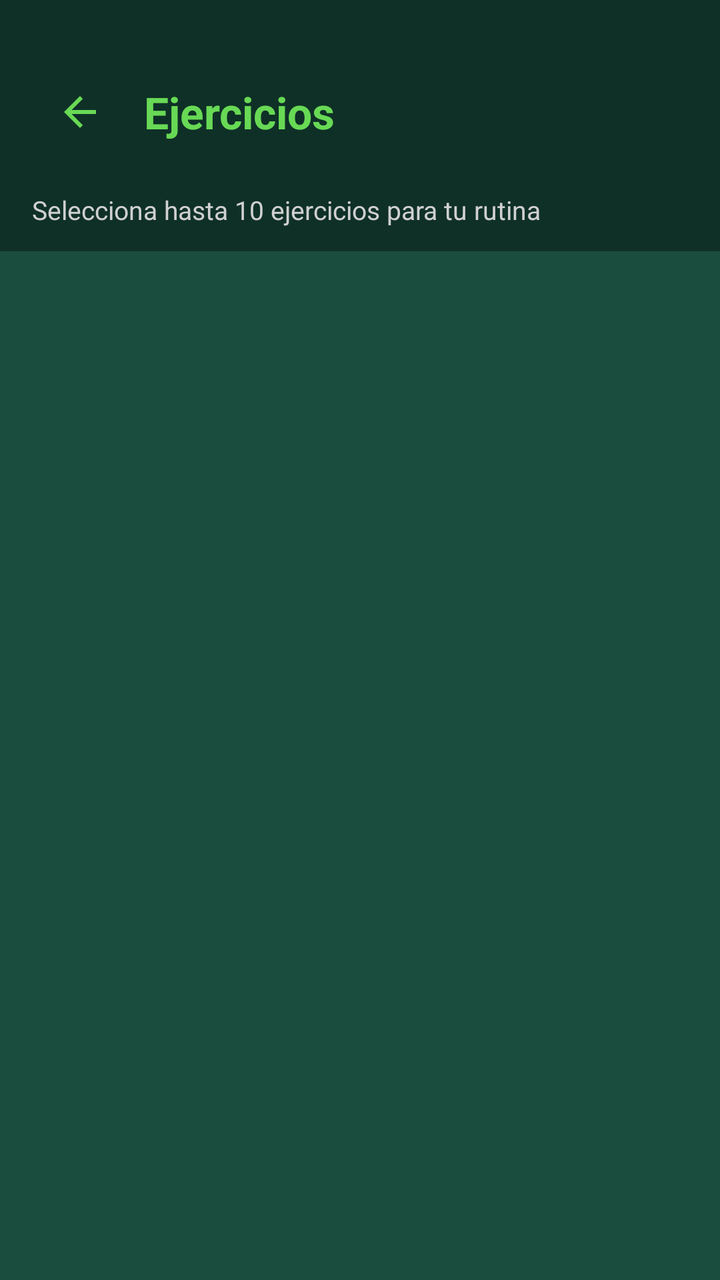
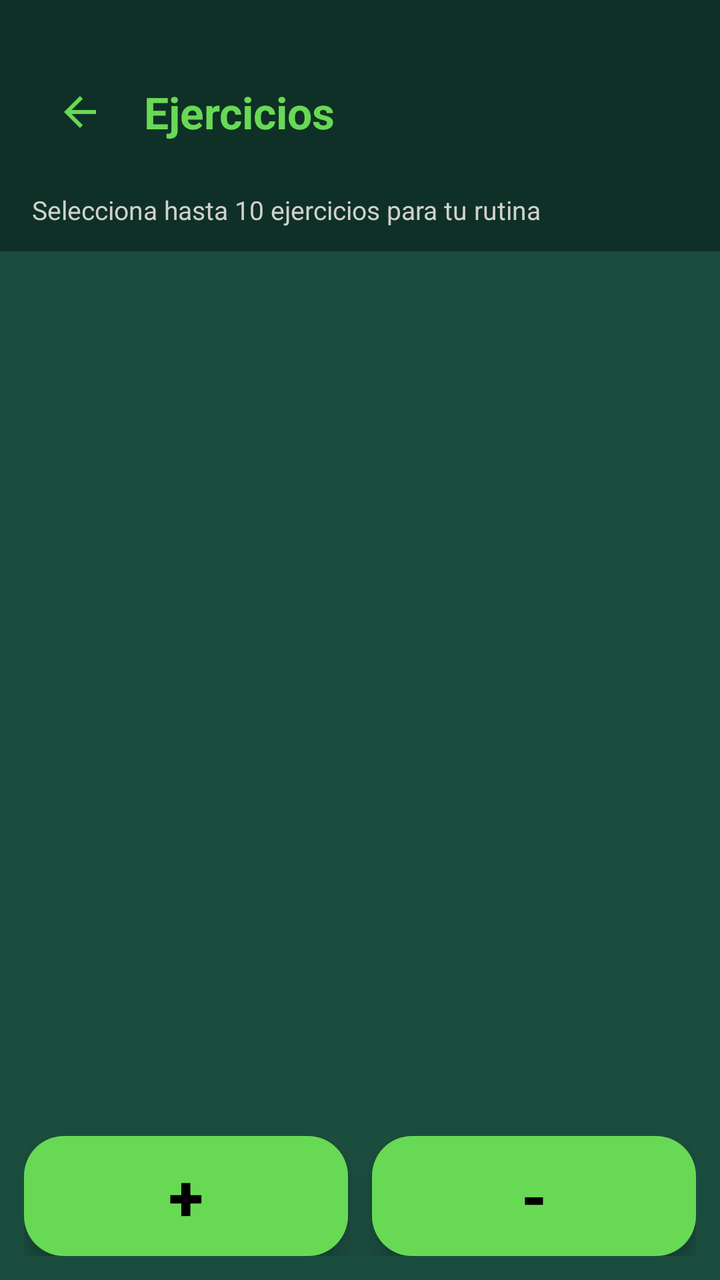

An Android layout rendered at two revisions. The XML below is the earlier revision; the diff shows what the commit changed to produce the second picture.
<!-- AndroidManifest.xml: activity theme Theme.GimnasioPro -->
<!-- res/layout/activity_lista_ejercicios.xml -->
<?xml version="1.0" encoding="utf-8"?>
<LinearLayout xmlns:android="http://schemas.android.com/apk/res/android"
    xmlns:app="http://schemas.android.com/apk/res-auto"
    xmlns:tools="http://schemas.android.com/tools"
    android:layout_width="match_parent"
    android:layout_height="match_parent"
    android:orientation="vertical"
    android:background="@color/dark_green_background"
    android:fitsSystemWindows="true"
    tools:context=".ListaEjerciciosActivity">

    
    <LinearLayout
        android:layout_width="match_parent"
        android:layout_height="wrap_content"
        android:orientation="vertical"
        android:background="@color/darker_green_header">

        <LinearLayout
            android:layout_width="match_parent"
            android:layout_height="wrap_content"
            android:orientation="horizontal"
            android:gravity="center_vertical"
            android:paddingStart="16dp"
            android:paddingEnd="16dp"
            android:paddingBottom="16dp"
            android:paddingTop="32dp">

            <ImageButton
                android:id="@+id/btnBack"
                android:layout_width="48dp"
                android:layout_height="48dp"
                android:background="?attr/selectableItemBackgroundBorderless"
                android:src="@drawable/ic_arrow_back"
                android:contentDescription="@string/desc_btn_back"
                android:scaleType="centerInside"
                android:clickable="true"
                android:focusable="true" />

            <TextView
                android:id="@+id/tvGrupoMuscular"
                android:layout_width="0dp"
                android:layout_height="wrap_content"
                android:layout_weight="1"
                android:layout_marginStart="8dp"
                android:text="@string/titulo_ejercicios"
                android:textSize="22sp"
                android:textStyle="bold"
                android:textColor="@color/electric_green_button" />
        </LinearLayout>

        
        <TextView
            android:id="@+id/tvInfoSeleccion"
            android:layout_width="match_parent"
            android:layout_height="wrap_content"
            android:paddingHorizontal="16dp"
            android:paddingBottom="12dp"
            android:text="@string/info_selecciona_ejercicios"
            android:textSize="13sp"
            android:textColor="@color/text_light_gray" />
    </LinearLayout>

    
    <FrameLayout
        android:layout_width="match_parent"
        android:layout_height="0dp"
        android:layout_weight="1">

        <androidx.recyclerview.widget.RecyclerView
            android:id="@+id/rvEjercicios"
            android:layout_width="match_parent"
            android:layout_height="match_parent"
            android:padding="8dp"
            android:clipToPadding="false" />

        <TextView
            android:id="@+id/tvNoEjercicios"
            android:layout_width="match_parent"
            android:layout_height="match_parent"
            android:gravity="center"
            android:text="@string/no_ejercicios"
            android:textSize="16sp"
            android:textColor="@color/text_light_gray"
            android:visibility="gone" />
    </FrameLayout>

    
    <LinearLayout
        android:id="@+id/layoutSeleccion"
        android:layout_width="match_parent"
        android:layout_height="wrap_content"
        android:orientation="horizontal"
        android:gravity="center_vertical"
        android:padding="12dp"
        android:background="@color/darker_green_header"
        android:visibility="gone">

        <TextView
            android:id="@+id/tvContadorSeleccion"
            android:layout_width="0dp"
            android:layout_height="wrap_content"
            android:layout_weight="1"
            android:text="@string/seleccion_contador_default"
            android:textSize="14sp"
            android:textColor="@color/electric_green_button" />

        <Button
            android:id="@+id/btnCancelarSeleccion"
            android:layout_width="wrap_content"
            android:layout_height="40dp"
            android:layout_marginEnd="8dp"
            android:text="@string/btn_cancelar"
            android:textSize="12sp"
            android:textColor="@color/text_on_button"
            android:backgroundTint="@color/gray_button" />

        <Button
            android:id="@+id/btnGuardarSeleccion"
            android:layout_width="wrap_content"
            android:layout_height="40dp"
            android:text="@string/btn_guardar"
            android:textSize="12sp"
            android:textColor="@color/text_on_button"
            android:backgroundTint="@color/electric_green_button" />
    </LinearLayout>


</LinearLayout>
<!-- resources referenced by this layout -->
<resources>
  <color name="dark_green_background">#FF1B4D3E</color>
  <color name="darker_green_header">#FF0F3027</color>
  <color name="electric_green_button">#68D955</color>
  <color name="gray_button">#FF606060</color>
  <color name="text_light_gray">#FFD0D0D0</color>
  <color name="text_on_button">#FF000000</color>
  <!-- drawable ic_arrow_back (drawable) -->
  <?xml version="1.0" encoding="utf-8"?>
  <vector xmlns:android="http://schemas.android.com/apk/res/android"
      android:width="24dp"
      android:height="24dp"
      android:viewportWidth="24"
      android:viewportHeight="24"
      android:tint="@color/electric_green_button">
      <path
          android:fillColor="@android:color/white"
          android:pathData="M20,11H7.83l5.59,-5.59L12,4l-8,8 8,8 1.41,-1.41L7.83,13H20v-2z"/>
  </vector>
  <string name="btn_cancelar">Cancelar</string>
  <string name="btn_guardar">Guardar</string>
  <string name="desc_btn_back">Volver atrás</string>
  <string name="info_selecciona_ejercicios">Selecciona hasta 10 ejercicios para tu rutina</string>
  <string name="no_ejercicios">No hay ejercicios disponibles</string>
  <string name="seleccion_contador_default">0 seleccionados</string>
  <string name="titulo_ejercicios">Ejercicios</string>
  <style name="Theme.GimnasioPro" parent="Theme.AppCompat.Light.NoActionBar">
          
          <item name="colorPrimary">@color/electric_green_button</item>
          <item name="colorPrimaryDark">@color/dark_green_background</item>
          <item name="colorAccent">@color/electric_green_button</item>
          <item name="android:windowBackground">@color/dark_green_background</item>
          <item name="android:statusBarColor">@color/dark_green_background</item>
          <item name="android:navigationBarColor">@color/dark_green_background</item>
          <item name="android:fitsSystemWindows">true</item>
      </style>
</resources>

<!-- the commit's change to res/layout/activity_lista_ejercicios.xml (unified diff, before → after) -->
@@ -87,6 +87,45 @@
 
     
     <LinearLayout
+        android:layout_width="match_parent"
+        android:layout_height="wrap_content"
+        android:orientation="horizontal"
+        android:padding="12dp"
+        android:background="@color/dark_green_background">
+
+        
+        <Button
+            android:id="@+id/btnAgregarEjercicio"
+            android:layout_width="0dp"
+            android:layout_height="60dp"
+            android:layout_weight="1"
+            android:layout_marginEnd="6dp"
+            android:text="+"
+            android:textSize="32sp"
+            android:textStyle="bold"
+            android:textColor="@color/text_on_button"
+            android:background="@drawable/btn_rounded_green"
+            android:elevation="8dp"
+            android:stateListAnimator="@null" />
+
+        
+        <Button
+            android:id="@+id/btnEliminarEjercicio"
+            android:layout_width="0dp"
+            android:layout_height="60dp"
+            android:layout_weight="1"
+            android:layout_marginStart="6dp"
+            android:text="-"
+            android:textSize="32sp"
+            android:textStyle="bold"
+            android:textColor="@color/text_on_button"
+            android:background="@drawable/btn_rounded_green"
+            android:elevation="8dp"
+            android:stateListAnimator="@null" />
+    </LinearLayout>
+
+    
+    <LinearLayout
         android:id="@+id/layoutSeleccion"
         android:layout_width="match_parent"
         android:layout_height="wrap_content"
@@ -125,5 +164,4 @@
             android:backgroundTint="@color/electric_green_button" />
     </LinearLayout>
 
-
 </LinearLayout>
<!-- resource entries referenced after the edit -->
@@ -6,6 +6,17 @@
   <color name="gray_button">#FF606060</color>
   <color name="text_light_gray">#FFD0D0D0</color>
   <color name="text_on_button">#FF000000</color>
+  <!-- drawable btn_rounded_green (drawable) -->
+  <?xml version="1.0" encoding="utf-8"?>
+  <ripple xmlns:android="http://schemas.android.com/apk/res/android"
+      android:color="@color/electric_green_button">
+      <item>
+          <shape android:shape="rectangle">
+              <solid android:color="@color/electric_green_button" />
+              <corners android:radius="20dp" />
+          </shape>
+      </item>
+  </ripple>
   <!-- drawable ic_arrow_back (drawable) -->
   <?xml version="1.0" encoding="utf-8"?>
   <vector xmlns:android="http://schemas.android.com/apk/res/android"
